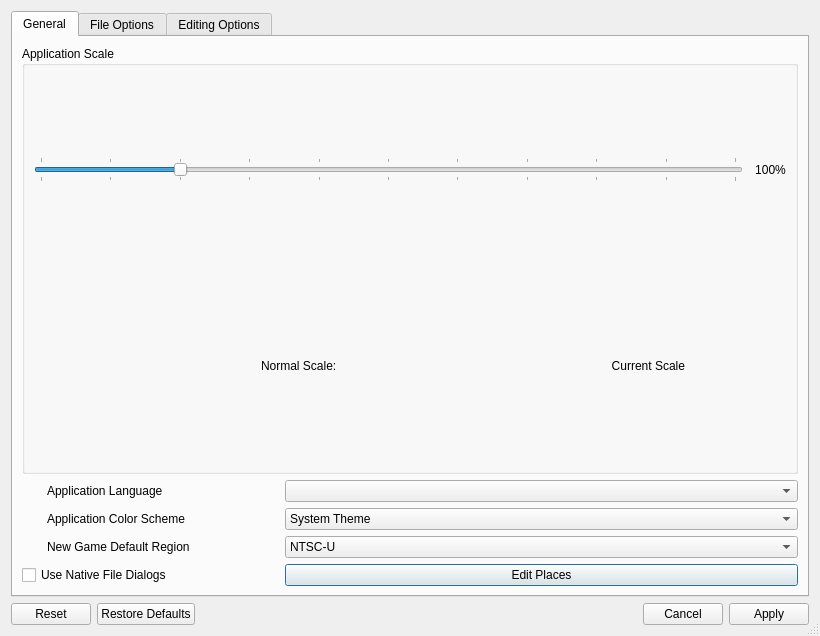
Old version of the form src/options.ui in the repository sithlord48/blackchocobo.
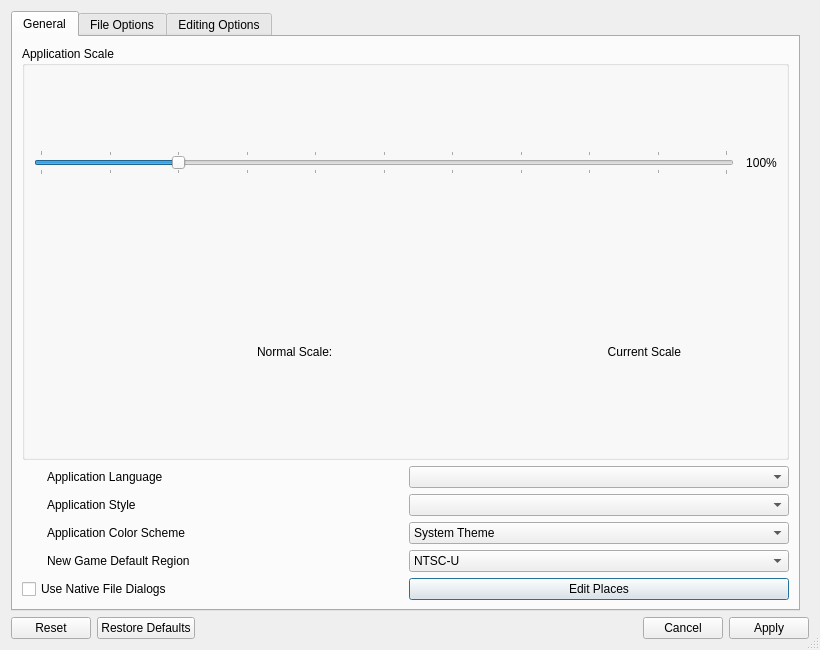
New version of the form. Icons and pictures are not drawn.

Commit message: Allow for Changing of App Style

Patch:
```diff
--- a/src/options.ui
+++ b/src/options.ui
@@ -10,7 +10,7 @@
     <x>0</x>
     <y>0</y>
     <width>820</width>
-    <height>636</height>
+    <height>650</height>
    </rect>
   </property>
   <property name="sizePolicy">
@@ -32,24 +32,8 @@
   <property name="modal">
    <bool>true</bool>
   </property>
-  <layout class="QVBoxLayout" name="verticalLayout_4">
-   <item>
-    <spacer name="verticalSpacer_2">
-     <property name="orientation">
-      <enum>Qt::Vertical</enum>
-     </property>
-     <property name="sizeType">
-      <enum>QSizePolicy::Fixed</enum>
-     </property>
-     <property name="sizeHint" stdset="0">
-      <size>
-       <width>3</width>
-       <height>0</height>
-      </size>
-     </property>
-    </spacer>
-   </item>
-   <item>
+  <layout class="QGridLayout" name="gridLayout_2">
+   <item row="0" column="0">
     <widget class="QTabWidget" name="tabWidget">
      <property name="currentIndex">
       <number>0</number>
@@ -58,8 +42,186 @@
       <attribute name="title">
        <string>General</string>
       </attribute>
-      <layout class="QVBoxLayout" name="verticalLayout">
+      <layout class="QGridLayout" name="gridLayout">
+       <item row="2" column="0">
+        <layout class="QHBoxLayout" name="horizontalLayout_10">
        <item>
+          <spacer name="horizontalSpacer_10">
+           <property name="orientation">
+            <enum>Qt::Horizontal</enum>
+           </property>
+           <property name="sizeType">
+            <enum>QSizePolicy::Fixed</enum>
+           </property>
+           <property name="sizeHint" stdset="0">
+            <size>
+             <width>25</width>
+             <height>20</height>
+            </size>
+           </property>
+          </spacer>
+         </item>
+         <item>
+          <widget class="QLabel" name="lblAppStyle">
+           <property name="text">
+            <string>Application Style</string>
+           </property>
+          </widget>
+         </item>
+        </layout>
+       </item>
+       <item row="3" column="1">
+        <widget class="QComboBox" name="comboColorScheme">
+         <property name="sizePolicy">
+          <sizepolicy hsizetype="Preferred" vsizetype="Fixed">
+           <horstretch>0</horstretch>
+           <verstretch>0</verstretch>
+          </sizepolicy>
+         </property>
+         <property name="toolTip">
+          <string/>
+         </property>
+         <item>
+          <property name="text">
+           <string>System Theme</string>
+          </property>
+         </item>
+         <item>
+          <property name="text">
+           <string>Dark Theme</string>
+          </property>
+         </item>
+         <item>
+          <property name="text">
+           <string>Light Theme</string>
+          </property>
+         </item>
+        </widget>
+       </item>
+       <item row="1" column="0">
+        <layout class="QHBoxLayout" name="horizontalLayout_18">
+         <property name="spacing">
+          <number>0</number>
+         </property>
+         <item>
+          <spacer name="horizontalSpacer_18">
+           <property name="orientation">
+            <enum>Qt::Horizontal</enum>
+           </property>
+           <property name="sizeType">
+            <enum>QSizePolicy::Fixed</enum>
+           </property>
+           <property name="sizeHint" stdset="0">
+            <size>
+             <width>25</width>
+             <height>20</height>
+            </size>
+           </property>
+          </spacer>
+         </item>
+         <item>
+          <widget class="QLabel" name="lblLanguage">
+           <property name="sizePolicy">
+            <sizepolicy hsizetype="Minimum" vsizetype="Fixed">
+             <horstretch>0</horstretch>
+             <verstretch>0</verstretch>
+            </sizepolicy>
+           </property>
+           <property name="toolTip">
+            <string/>
+           </property>
+           <property name="text">
+            <string>Application Language</string>
+           </property>
+          </widget>
+         </item>
+        </layout>
+       </item>
+       <item row="4" column="1">
+        <widget class="QComboBox" name="comboRegion">
+         <property name="sizePolicy">
+          <sizepolicy hsizetype="Preferred" vsizetype="Fixed">
+           <horstretch>0</horstretch>
+           <verstretch>0</verstretch>
+          </sizepolicy>
+         </property>
+         <item>
+          <property name="text">
+           <string>NTSC-U</string>
+          </property>
+         </item>
+         <item>
+          <property name="text">
+           <string>PAL-E</string>
+          </property>
+         </item>
+         <item>
+          <property name="text">
+           <string>PAL-FR</string>
+          </property>
+         </item>
+         <item>
+          <property name="text">
+           <string>PAL-DE</string>
+          </property>
+         </item>
+         <item>
+          <property name="text">
+           <string>PAL-ES</string>
+          </property>
+         </item>
+         <item>
+          <property name="text">
+           <string>NTSC-J</string>
+          </property>
+         </item>
+         <item>
+          <property name="text">
+           <string>NTSC-JI</string>
+          </property>
+         </item>
+        </widget>
+       </item>
+       <item row="3" column="0">
+        <layout class="QHBoxLayout" name="horizontalLayout_19">
+         <property name="spacing">
+          <number>0</number>
+         </property>
+         <item>
+          <spacer name="horizontalSpacer_19">
+           <property name="orientation">
+            <enum>Qt::Horizontal</enum>
+           </property>
+           <property name="sizeType">
+            <enum>QSizePolicy::Fixed</enum>
+           </property>
+           <property name="sizeHint" stdset="0">
+            <size>
+             <width>25</width>
+             <height>20</height>
+            </size>
+           </property>
+          </spacer>
+         </item>
+         <item>
+          <widget class="QLabel" name="lblColorScheme">
+           <property name="sizePolicy">
+            <sizepolicy hsizetype="Minimum" vsizetype="Fixed">
+             <horstretch>0</horstretch>
+             <verstretch>0</verstretch>
+            </sizepolicy>
+           </property>
+           <property name="toolTip">
+            <string/>
+           </property>
+           <property name="text">
+            <string>Application Color Scheme</string>
+           </property>
+          </widget>
+         </item>
+        </layout>
+       </item>
+       <item row="0" column="0" colspan="2">
         <widget class="QGroupBox" name="groupBox">
          <property name="title">
           <string>Application Scale</string>
@@ -265,36 +427,13 @@
          </layout>
         </widget>
        </item>
-       <item>
-        <layout class="QGridLayout" name="gridLayout" columnstretch="3,0,6">
-         <property name="horizontalSpacing">
-          <number>6</number>
-         </property>
-         <item row="0" column="0">
-          <layout class="QHBoxLayout" name="horizontalLayout_18">
-           <property name="spacing">
-            <number>0</number>
-           </property>
-           <item>
-            <spacer name="horizontalSpacer_18">
-             <property name="orientation">
-              <enum>Qt::Horizontal</enum>
-             </property>
-             <property name="sizeType">
-              <enum>QSizePolicy::Fixed</enum>
-             </property>
-             <property name="sizeHint" stdset="0">
-              <size>
-               <width>25</width>
-               <height>20</height>
-              </size>
-             </property>
-            </spacer>
-           </item>
-           <item>
-            <widget class="QLabel" name="lblLanguage">
+       <item row="2" column="1">
+        <widget class="QComboBox" name="comboAppStyle"/>
+       </item>
+       <item row="1" column="1">
+        <widget class="QComboBox" name="comboLanguage">
              <property name="sizePolicy">
-              <sizepolicy hsizetype="Minimum" vsizetype="Fixed">
+          <sizepolicy hsizetype="Preferred" vsizetype="Fixed">
                <horstretch>0</horstretch>
                <verstretch>0</verstretch>
               </sizepolicy>
@@ -302,27 +441,9 @@
              <property name="toolTip">
               <string/>
              </property>
-             <property name="text">
-              <string>Application Language</string>
-             </property>
-            </widget>
-           </item>
-          </layout>
-         </item>
-         <item row="3" column="0">
-          <widget class="QCheckBox" name="cbNativeDialogs">
-           <property name="sizePolicy">
-            <sizepolicy hsizetype="Minimum" vsizetype="Fixed">
-             <horstretch>0</horstretch>
-             <verstretch>0</verstretch>
-            </sizepolicy>
-           </property>
-           <property name="text">
-            <string>Use Native File Dialogs</string>
-           </property>
-          </widget>
-         </item>
-         <item row="2" column="0">
+        </widget>
+       </item>
+       <item row="4" column="0">
           <layout class="QHBoxLayout" name="horizontalLayout">
            <property name="spacing">
             <number>0</number>
@@ -358,52 +479,7 @@
            </item>
           </layout>
          </item>
-         <item row="2" column="2">
-          <widget class="QComboBox" name="comboRegion">
-           <property name="sizePolicy">
-            <sizepolicy hsizetype="Preferred" vsizetype="Fixed">
-             <horstretch>0</horstretch>
-             <verstretch>0</verstretch>
-            </sizepolicy>
-           </property>
-           <item>
-            <property name="text">
-             <string>NTSC-U</string>
-            </property>
-           </item>
-           <item>
-            <property name="text">
-             <string>PAL-E</string>
-            </property>
-           </item>
-           <item>
-            <property name="text">
-             <string>PAL-FR</string>
-            </property>
-           </item>
-           <item>
-            <property name="text">
-             <string>PAL-DE</string>
-            </property>
-           </item>
-           <item>
-            <property name="text">
-             <string>PAL-ES</string>
-            </property>
-           </item>
-           <item>
-            <property name="text">
-             <string>NTSC-J</string>
-            </property>
-           </item>
-           <item>
-            <property name="text">
-             <string>NTSC-JI</string>
-            </property>
-           </item>
-          </widget>
-         </item>
-         <item row="3" column="2">
+       <item row="5" column="1">
           <widget class="QPushButton" name="btnEditSideBarItems">
            <property name="sizePolicy">
             <sizepolicy hsizetype="Preferred" vsizetype="Fixed">
@@ -419,70 +495,8 @@
            </property>
           </widget>
          </item>
-         <item row="0" column="2">
-          <widget class="QComboBox" name="comboLanguage">
-           <property name="sizePolicy">
-            <sizepolicy hsizetype="Preferred" vsizetype="Fixed">
-             <horstretch>0</horstretch>
-             <verstretch>0</verstretch>
-            </sizepolicy>
-           </property>
-           <property name="toolTip">
-            <string/>
-           </property>
-          </widget>
-         </item>
-         <item row="1" column="2">
-          <widget class="QComboBox" name="comboColorScheme">
-           <property name="sizePolicy">
-            <sizepolicy hsizetype="Preferred" vsizetype="Fixed">
-             <horstretch>0</horstretch>
-             <verstretch>0</verstretch>
-            </sizepolicy>
-           </property>
-           <property name="toolTip">
-            <string/>
-           </property>
-           <item>
-            <property name="text">
-             <string>System Theme</string>
-            </property>
-           </item>
-           <item>
-            <property name="text">
-             <string>Dark Theme</string>
-            </property>
-           </item>
-           <item>
-            <property name="text">
-             <string>Light Theme</string>
-            </property>
-           </item>
-          </widget>
-         </item>
-         <item row="1" column="0">
-          <layout class="QHBoxLayout" name="horizontalLayout_19">
-           <property name="spacing">
-            <number>0</number>
-           </property>
-           <item>
-            <spacer name="horizontalSpacer_19">
-             <property name="orientation">
-              <enum>Qt::Horizontal</enum>
-             </property>
-             <property name="sizeType">
-              <enum>QSizePolicy::Fixed</enum>
-             </property>
-             <property name="sizeHint" stdset="0">
-              <size>
-               <width>25</width>
-               <height>20</height>
-              </size>
-             </property>
-            </spacer>
-           </item>
-           <item>
-            <widget class="QLabel" name="lblColorScheme">
+       <item row="5" column="0">
+        <widget class="QCheckBox" name="cbNativeDialogs">
              <property name="sizePolicy">
               <sizepolicy hsizetype="Minimum" vsizetype="Fixed">
                <horstretch>0</horstretch>
@@ -493,13 +507,9 @@
               <string/>
              </property>
              <property name="text">
-              <string>Application Color Scheme</string>
-             </property>
-            </widget>
-           </item>
-          </layout>
-         </item>
-        </layout>
+          <string>Use Native File Dialogs</string>
+         </property>
+        </widget>
        </item>
       </layout>
      </widget>
@@ -1000,7 +1010,23 @@
      </widget>
     </widget>
    </item>
-   <item>
+   <item row="0" column="1">
+    <spacer name="verticalSpacer_2">
+     <property name="orientation">
+      <enum>Qt::Vertical</enum>
+     </property>
+     <property name="sizeType">
+      <enum>QSizePolicy::Fixed</enum>
+     </property>
+     <property name="sizeHint" stdset="0">
+      <size>
+       <width>3</width>
+       <height>0</height>
+      </size>
+     </property>
+    </spacer>
+   </item>
+   <item row="1" column="0" colspan="2">
     <widget class="QDialogButtonBox" name="buttonBox">
      <property name="orientation">
       <enum>Qt::Horizontal</enum>
```
Left out of the diff: 3 changed lines with no effect on the pictures. Lines whose indentation alone changed are shown as unchanged. The commit also changes 12 other files.
